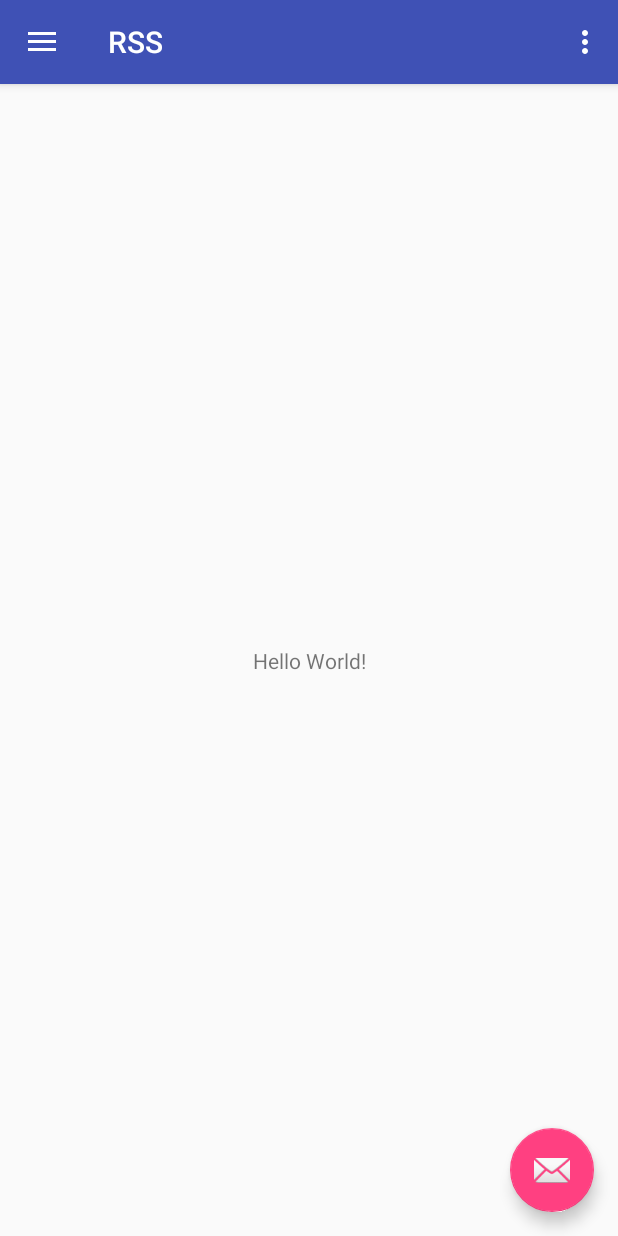
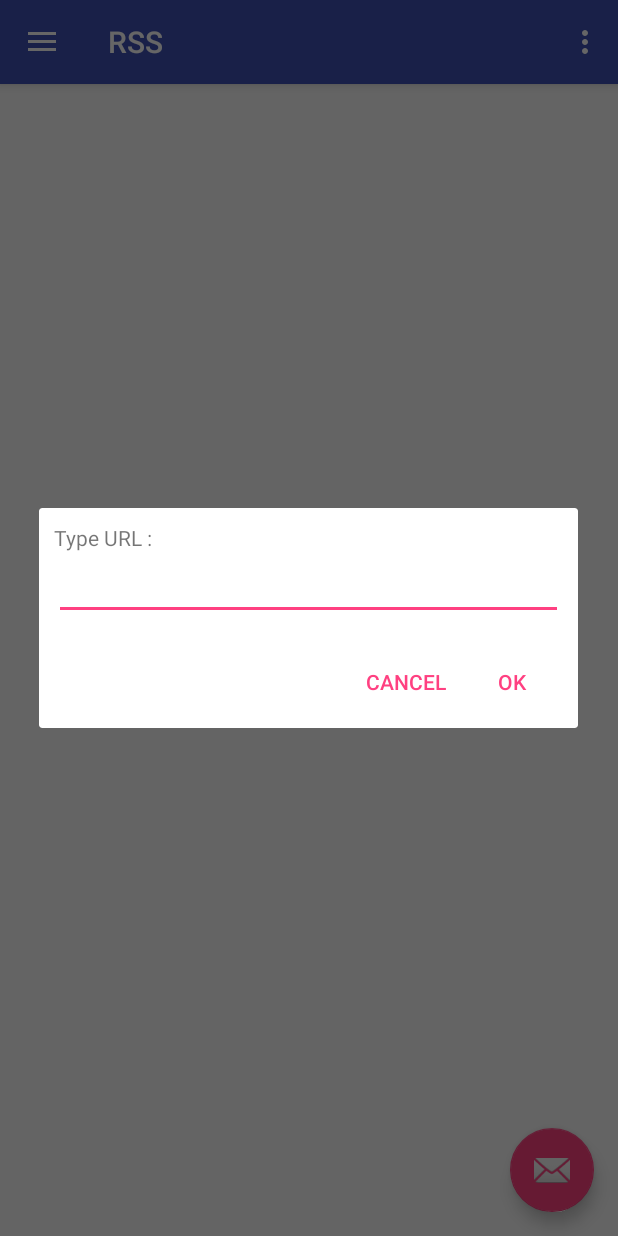
Before and after one commit to DanielNogueiraAndroid/RSS, an Android app: the screen it shows after launch (RssListActivity), after a tap on an icon or button, on a phone screen of 412 x 824 dp. Run offline under Robolectric (Android 15) with nearby library versions, the phone set to English and light mode, and no system bars; libraries missing offline, so code that uses them is left out: com.squareup.sqlbrite, rx.android.schedulers, rx.functions, rx.schedulers, rx.subscriptions; 6 statements that could not run were skipped.

Commit message:
add Dialog do add url

```diff
--- a/app/src/main/java/com/rss/daniel/rss/addrss/RssListActivity.java
+++ b/app/src/main/java/com/rss/daniel/rss/addrss/RssListActivity.java
@@ -1,15 +1,20 @@
 package com.rss.daniel.rss.addrss;
 
+import android.content.DialogInterface;
 import android.os.Bundle;
 import android.support.design.widget.FloatingActionButton;
 import android.support.v4.view.GravityCompat;
 import android.support.v4.widget.DrawerLayout;
 import android.support.v7.app.ActionBarDrawerToggle;
+import android.support.v7.app.AlertDialog;
 import android.support.v7.app.AppCompatActivity;
 import android.support.v7.widget.Toolbar;
+import android.view.LayoutInflater;
 import android.view.Menu;
 import android.view.MenuItem;
+import android.view.View;
 import android.widget.ArrayAdapter;
+import android.widget.EditText;
 import android.widget.ListView;
 
 import com.rss.daniel.rss.Injection;
@@ -51,7 +56,7 @@ public class RssListActivity extends AppCompatActivity implements AddRssContract
 
         FloatingActionButton fab = (FloatingActionButton) findViewById(R.id.fab);
         fab.setOnClickListener(view ->
-                mAddRssPresenter.loadRssUrls()
+                showDialog()
         );
 
 /*        NavigationView navigationView = (NavigationView) findViewById(R.id.nav_view);
@@ -119,4 +124,31 @@ public class RssListActivity extends AppCompatActivity implements AddRssContract
                 R.layout.drawer_list_item, rssUrlList));
     }
 
+    public void showDialog(){
+        LayoutInflater li = LayoutInflater.from(RssListActivity.this);
+        View promptsView = li.inflate(R.layout.prompts, null);
+
+        AlertDialog.Builder alertDialogBuilder = new AlertDialog.Builder(
+                RssListActivity.this);
+        alertDialogBuilder.setView(promptsView);
+
+        final EditText userInput = (EditText) promptsView
+                .findViewById(R.id.editTextDialogUserInput);
+        alertDialogBuilder
+                .setCancelable(false)
+                .setPositiveButton("OK",
+                        new DialogInterface.OnClickListener() {
+                            public void onClick(DialogInterface dialog,int id) {
+                                mAddRssPresenter.addRssUrl(userInput.getText().toString());
+                            }
+                        })
+                .setNegativeButton("Cancel",
+                        new DialogInterface.OnClickListener() {
+                            public void onClick(DialogInterface dialog,int id) {
+                                dialog.cancel();
+                            }
+                        });
+        AlertDialog alertDialog = alertDialogBuilder.create();
+        alertDialog.show();
+    }
 }
--- /dev/null
+++ b/app/src/main/res/layout/prompts.xml
@@ -0,0 +1,24 @@
+<?xml version="1.0" encoding="utf-8"?>
+<LinearLayout xmlns:android="http://schemas.android.com/apk/res/android"
+    android:id="@+id/layout_root"
+    android:layout_width="fill_parent"
+    android:layout_height="fill_parent"
+    android:orientation="vertical"
+    android:padding="10dp" >
+
+    <TextView
+        android:id="@+id/textView1"
+        android:layout_width="wrap_content"
+        android:layout_height="wrap_content"
+        android:text="Type URL : " />
+
+    <EditText
+        android:id="@+id/editTextDialogUserInput"
+        android:layout_width="match_parent"
+        android:layout_height="wrap_content" >
+
+        <requestFocus />
+
+    </EditText>
+
+</LinearLayout>
```
